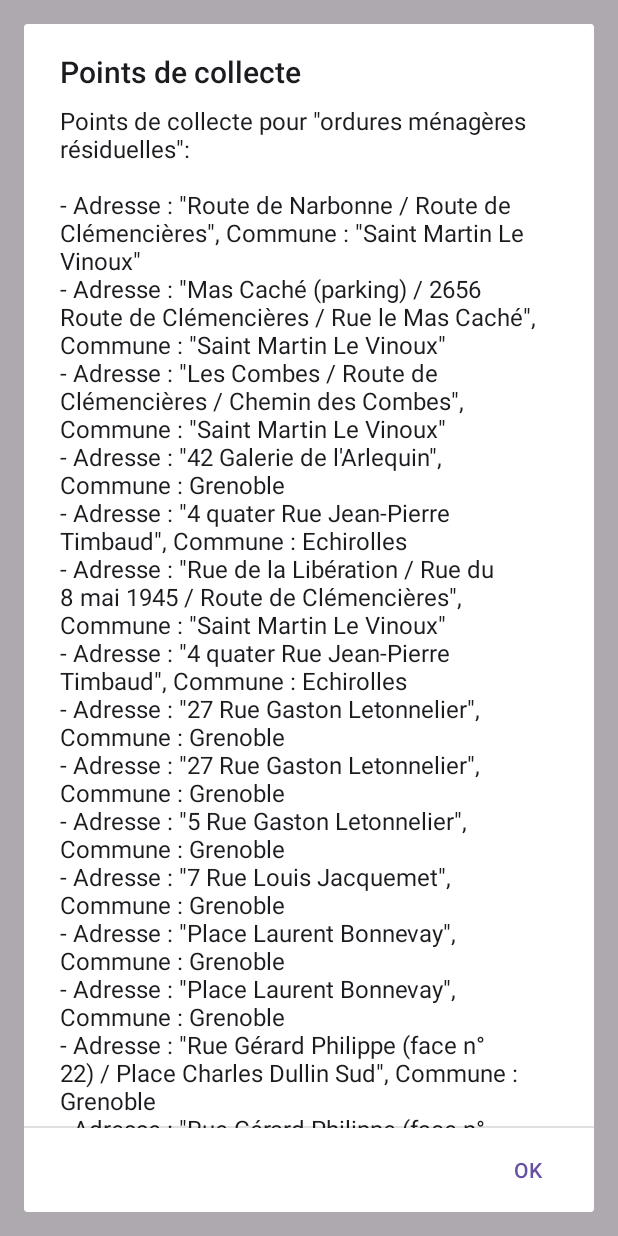
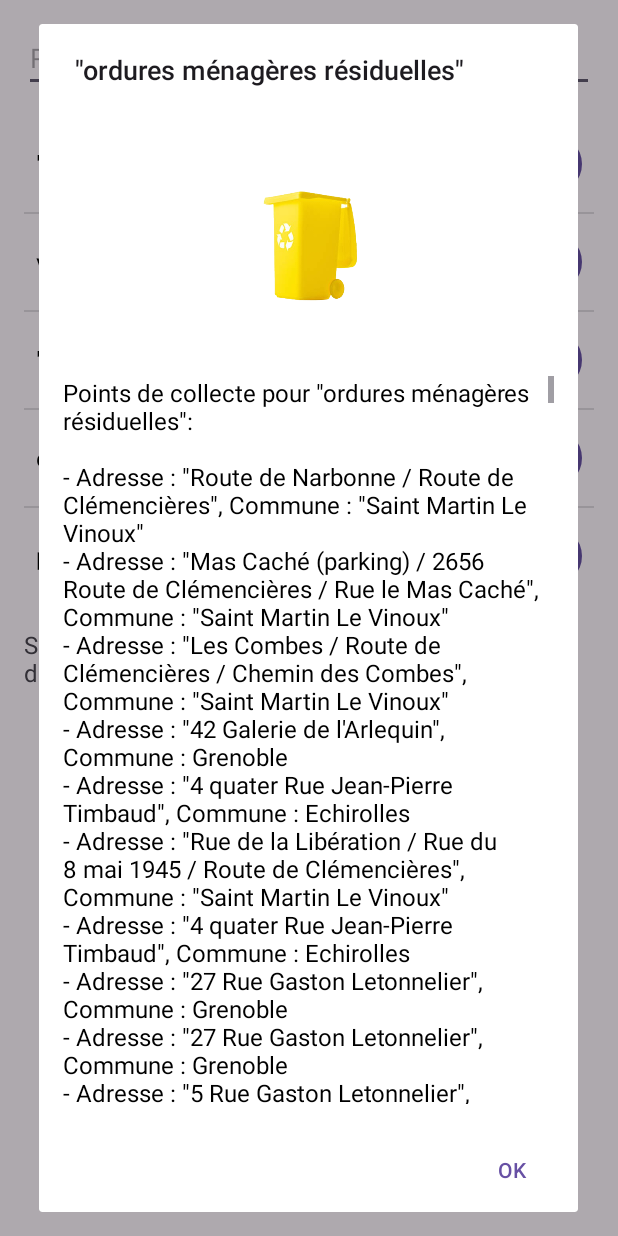
Before and after one commit to Suiidh/TriApp, an Android app: the screen it shows after launch (MainActivity), after a tap on "Voir plus", on a phone screen of 412 x 824 dp. Run offline under Robolectric (Android 15) with nearby library versions, the light colour scheme and no system bars.

Commit message:
[Feat] Ajout de l'image de la poubelle pour chaque type de dechets

```diff
--- a/app/src/main/java/com/example/triapp/DechetAdapter.java
+++ b/app/src/main/java/com/example/triapp/DechetAdapter.java
@@ -6,7 +6,10 @@ import android.view.View;
 import android.view.ViewGroup;
 import android.widget.BaseAdapter;
 import android.widget.Button;
+import android.widget.ImageView;
 import android.widget.TextView;
+
+import androidx.appcompat.app.AlertDialog;
 
 import java.util.List;
 import java.util.Map;
@@ -59,26 +62,51 @@ public class DechetAdapter extends BaseAdapter {
             // Récupérer les points de collecte
             List<String> pointsCollecte = dechetsMap.get(typeDechet);
 
-            // Afficher une boîte de dialogue avec les points de collecte
+            // Récupérer l'image associée à ce type de déchet
+            int imageResId = getPoubelleImageForDechet(typeDechet);
+
+            // Construire le message des points de collecte
+            StringBuilder message = new StringBuilder();
             if (pointsCollecte != null && !pointsCollecte.isEmpty()) {
-                StringBuilder message = new StringBuilder("Points de collecte pour ").append(typeDechet).append(":\n\n");
+                message.append("Points de collecte pour ").append(typeDechet).append(":\n\n");
                 for (String point : pointsCollecte) {
                     message.append("- ").append(point).append("\n");
                 }
-                new androidx.appcompat.app.AlertDialog.Builder(context)
-                        .setTitle("Points de collecte")
-                        .setMessage(message.toString())
-                        .setPositiveButton("OK", null)
-                        .show();
             } else {
-                new androidx.appcompat.app.AlertDialog.Builder(context)
-                        .setTitle("Points de collecte")
-                        .setMessage("Aucun point de collecte trouvé pour ce type de déchet.")
-                        .setPositiveButton("OK", null)
-                        .show();
+                message.append("Aucun point de collecte trouvé pour ce type de déchet.");
             }
+
+            // Afficher une boîte de dialogue avec l'image et les points de collecte
+            View dialogView = LayoutInflater.from(context).inflate(R.layout.dialog_poubelle_info, null);
+            TextView dialogMessage = dialogView.findViewById(R.id.dialogMessage);
+            ImageView dialogImage = dialogView.findViewById(R.id.dialogImage);
+
+            dialogMessage.setText(message.toString());
+            dialogImage.setImageResource(imageResId);
+
+            new AlertDialog.Builder(context)
+                    .setTitle(typeDechet)
+                    .setView(dialogView)
+                    .setPositiveButton("OK", null)
+                    .show();
         });
 
         return convertView;
     }
+
+    // Méthode pour récupérer l'image de la poubelle en fonction du type de déchet
+    private int getPoubelleImageForDechet(String typeDechet) {
+        switch (typeDechet.toLowerCase()) {
+            case "verre":
+                return R.drawable.poubelle_verte;
+            case "papier":
+                return R.drawable.poubelle_bleue;
+            case "plastique":
+                return R.drawable.poubelle_jaune;
+            case "déchets organiques":
+                return R.drawable.poubelle_marron;
+            default:
+                return R.drawable.poubelle_jaune; // Par défaut
+        }
+    }
 }
--- /dev/null
+++ b/app/src/main/res/layout/dialog_poubelle_info.xml
@@ -0,0 +1,27 @@
+<LinearLayout
+    xmlns:android="http://schemas.android.com/apk/res/android"
+    android:layout_width="match_parent"
+    android:layout_height="wrap_content"
+    android:orientation="vertical"
+    android:padding="16dp">
+
+    <ImageView
+        android:id="@+id/dialogImage"
+        android:layout_width="160dp"
+        android:layout_height="160dp"
+        android:layout_gravity="center"
+        android:contentDescription="Image de la poubelle" />
+
+    <ScrollView
+        android:layout_width="match_parent"
+        android:layout_height="wrap_content"
+        android:layout_marginTop="16dp">
+
+        <TextView
+            android:id="@+id/dialogMessage"
+            android:layout_width="match_parent"
+            android:layout_height="wrap_content"
+            android:textColor="@android:color/black"
+            android:textSize="16sp" />
+    </ScrollView>
+</LinearLayout>
```
